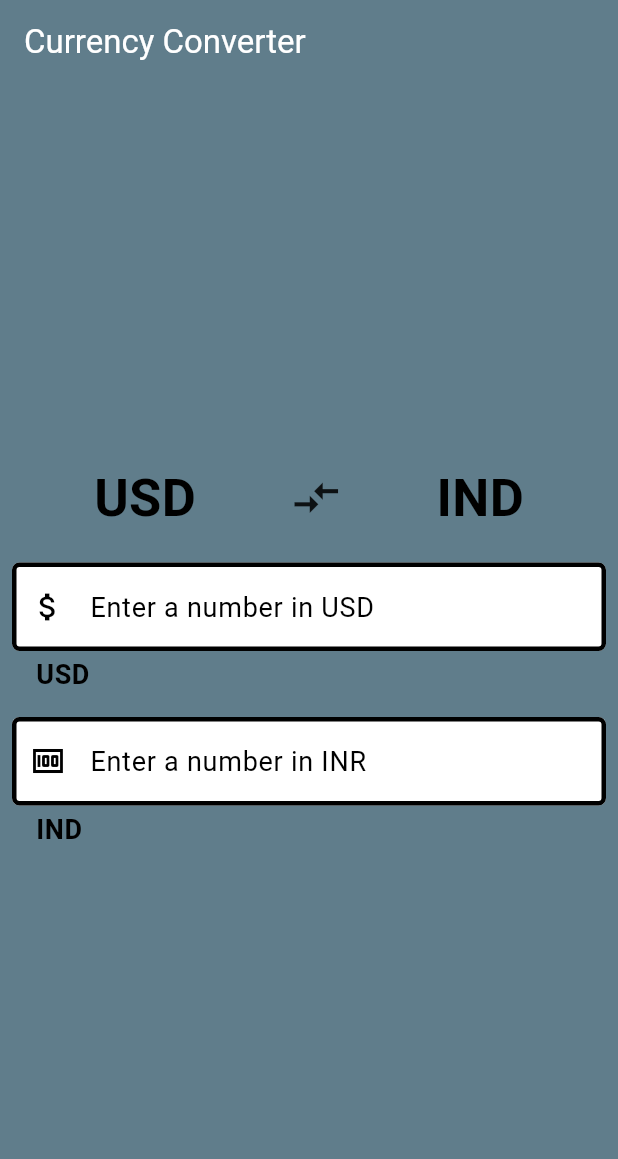
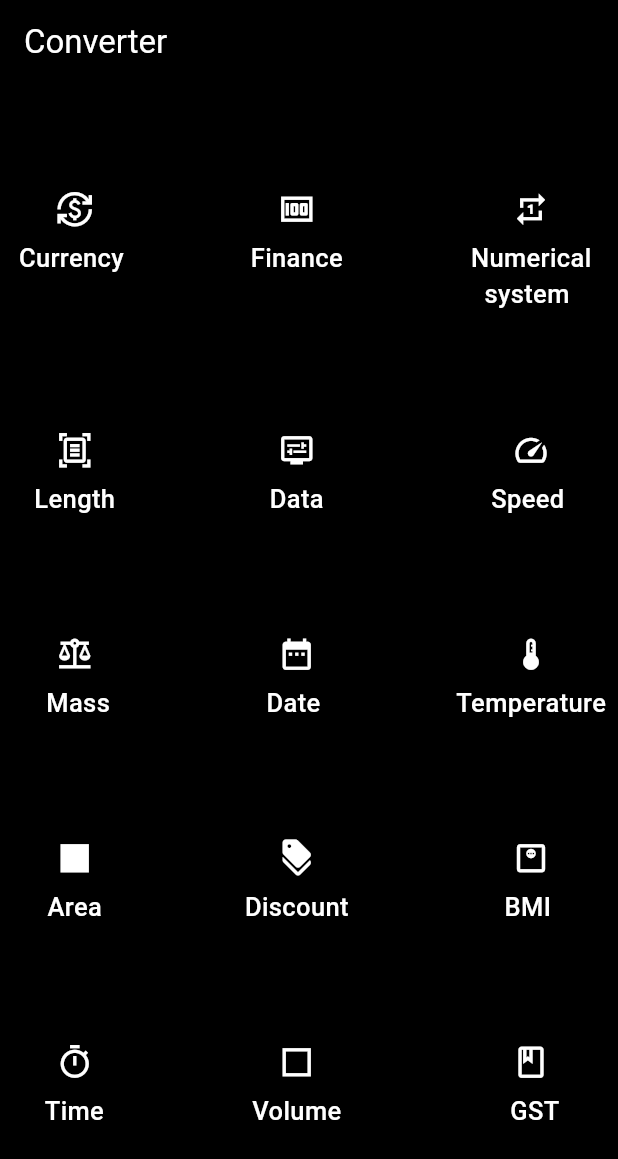
Before and after one commit to saisaran868/currency_convert, a Flutter app: the screen it shows after launch, on a phone screen of 412 x 824 dp. Shown: the top 1159 px of the screen. Run offline on Flutter 3.47's test engine with Material 3 defaults, Android fonts, the phone set to English and light mode, and no system bars.

```diff
--- a/lib/currency_converter_materialpage.dart
+++ /dev/null
@@ -1,149 +0,0 @@
-import 'package:flutter/material.dart';
-
-class CurrencyConverterMaterialPage extends StatefulWidget {
-  const CurrencyConverterMaterialPage({super.key});
-
-  @override
-  State<CurrencyConverterMaterialPage> createState() => _CurrencyConverterMaterialPageState();
-}
-
-class _CurrencyConverterMaterialPageState extends State<CurrencyConverterMaterialPage> {
-  final TextEditingController textEditingControllerUSD = TextEditingController();
-  final TextEditingController textEditingControllerINR = TextEditingController();
- final exchangeRate = 83.94;
-  void _updateFromUSD(String value) {
-    textEditingControllerINR.removeListener(() {});
-
-    double input = double.tryParse(value) ?? 0;
-    double result = input * exchangeRate;
-
-    textEditingControllerINR.text = result.toStringAsFixed(2);
-
-    textEditingControllerINR.addListener(() {});
-  }
-
-  void _updateFromINR(String value) {
-    textEditingControllerUSD.removeListener(() {});
-
-    double input = double.tryParse(value) ?? 0;
-    double result = input / exchangeRate;
-
-    textEditingControllerUSD.text = result.toStringAsFixed(2);
-
-    textEditingControllerUSD.addListener(() {});
-  }
-
-  @override
-  Widget build(BuildContext context) {
-    final border = OutlineInputBorder(
-      borderSide: const BorderSide(
-        color: Colors.black,
-        width: 3.0,
-        style: BorderStyle.solid,
-      ),
-      borderRadius: BorderRadius.circular(5),
-    );
-
-    return Scaffold(
-      backgroundColor: Colors.blueGrey,
-      appBar: AppBar(
-        backgroundColor: Colors.blueGrey,
-        elevation: 0,
-        title: const Text(
-          'Currency Converter',
-          style: TextStyle(color: Colors.white),
-        ),
-      ),
-      body: Center(
-        child: Column(
-          mainAxisAlignment: MainAxisAlignment.center,
-          children: [
-            const Row(
-              mainAxisAlignment: MainAxisAlignment.spaceEvenly,
-              children: [
-                Text(
-                  "USD",
-                  style: TextStyle(
-                    fontSize: 35,
-                    fontWeight: FontWeight.bold,
-                    color: Colors.black,
-                  ),
-                ),
-                Icon(
-                  Icons.compare_arrows,
-                  size: 35,
-                ),
-                Text(
-                  "IND",
-                  style: TextStyle(
-                    fontSize: 35,
-                    fontWeight: FontWeight.bold,
-                    color: Colors.black,
-                  ),
-                ),
-              ],
-            ),
-            const SizedBox(height: 10,),
-            Container(
-              padding: const EdgeInsets.all(8.0),
-              child: TextField(
-                controller: textEditingControllerUSD,
-                onChanged: _updateFromUSD,
-                style: const TextStyle(color: Colors.black),
-                decoration: InputDecoration(
-
-                  helperText:'USD',
-                  helperStyle: const TextStyle(
-                    color: Colors.black,
-                    fontSize: 18,
-                    fontWeight: FontWeight.bold,
-                  ),
-                  hintText: 'Enter a number in USD',
-                  hintStyle: const TextStyle(
-                    color: Colors.black,
-                    fontSize: 18,
-                  ),
-                  prefixIcon: const Icon(Icons.attach_money),
-                  prefixIconColor: Colors.black,
-                  filled: true,
-                  fillColor: Colors.white,
-                  focusedBorder: border,
-                  enabledBorder: border,
-                ),
-                keyboardType: const TextInputType.numberWithOptions(decimal: true),
-              ),
-            ),
-            Container(
-              padding: const EdgeInsets.all(8.0),
-              child: TextField(
-                controller: textEditingControllerINR,
-                onChanged: _updateFromINR,
-                style: const TextStyle(color: Colors.black),
-                decoration: InputDecoration(
-                  helperText:'IND',
-                  helperStyle: const TextStyle(
-                    color: Colors.black,
-                    fontSize: 18,
-                    fontWeight: FontWeight.bold,
-                  ),
-                  hintText: 'Enter a number in INR',
-                  hintStyle: const TextStyle(
-                    color: Colors.black,
-                    fontSize: 18,
-                  ),
-                  prefixIcon: const Icon(Icons.money),
-                  prefixIconColor: Colors.black,
-                  filled: true,
-                  fillColor: Colors.white,
-                  focusedBorder: border,
-                  enabledBorder: border,
-                ),
-                keyboardType: const TextInputType.numberWithOptions(decimal: true),
-              ),
-            ),
-          ],
-        ),
-      ),
-    );
-  }
-}
--- a/lib/main.dart
+++ b/lib/main.dart
@@ -1,5 +1,7 @@
-import 'package:currency_convert/currency_converter_materialpage.dart';
 import 'package:flutter/material.dart';
+
+import 'main_pages/all_converter_pages.dart';
+
 
 void main(){
   runApp(const MyApp());
@@ -13,7 +15,7 @@ class MyApp extends StatelessWidget{
 
     return const MaterialApp(
       debugShowCheckedModeBanner: false,
-      home: CurrencyConverterMaterialPage(),
+      home: AllConverterPages(),
 
     );
   }
--- /dev/null
+++ b/lib/main_pages/all_converter_pages.dart
@@ -0,0 +1,203 @@
+import 'package:currency_convert/volume_pages/volume_of_sphere_calculator.dart';
+import 'package:flutter/material.dart';
+
+import 'converter_types.dart';
+import '../currency_page/currency_converter_materialpage.dart';
+
+class AllConverterPages extends StatefulWidget {
+  const AllConverterPages({super.key});
+
+  @override
+  State<AllConverterPages> createState() => _AllConverterPagesState();
+}
+
+class _AllConverterPagesState extends State<AllConverterPages> {
+  @override
+  Widget build(BuildContext context) {
+    return Scaffold(
+        backgroundColor: Colors.black,
+        appBar: AppBar(
+        backgroundColor: Colors.black,
+        elevation: 0,
+        title:  const Text(
+        'Converter',
+        style: TextStyle(color: Colors.white),
+    ),
+    ),
+
+      body: Row(
+        mainAxisAlignment: MainAxisAlignment.spaceBetween,
+        children: [
+          Column(
+            mainAxisAlignment: MainAxisAlignment.spaceEvenly,
+            children: [
+              GestureDetector(
+                onTap: () {
+                  Navigator.push(context, MaterialPageRoute(builder : (context) => const  CurrencyConverterMaterialPage()));
+                },
+                child:const  ConverterTypes(
+                  icon1: Icons.currency_exchange,
+                  converterName: " Currency  \n ",
+                ),
+              ),
+
+              GestureDetector(
+                onTap: () {
+                  //Navigator.push(context, MaterialPageRoute(builder : (context) => const  VolumeOfSphereCalculator()));
+                },
+                child:const  ConverterTypes(
+                  icon1: Icons.document_scanner_outlined,
+                  converterName: "Length",
+                ),
+              ),
+
+              GestureDetector(
+                onTap: () {
+                  // Navigator.push(context, MaterialPageRoute(builder : (context) => const  VolumeOfSphereCalculator()));
+                },
+                child:const  ConverterTypes(
+                  icon1: Icons.balance,
+                  converterName: "    Mass   ",
+                ),
+              ),
+
+              GestureDetector(
+                onTap: () {
+                  //Navigator.push(context, MaterialPageRoute(builder : (context) => const  CurrencyConverterMaterialPage()));
+                },
+                child:const  ConverterTypes(
+                  icon1: Icons.square,
+                  converterName: "  Area  ",
+                ),
+              ),
+
+              GestureDetector(
+                onTap: () {
+                  //  Navigator.push(context, MaterialPageRoute(builder : (context) => const  VolumeOfSphereCalculator()));
+                },
+                child:const  ConverterTypes(
+                  icon1: Icons.timer_outlined,
+                  converterName: " Time ",
+                ),
+              ),
+
+            ],
+          ),
+
+          Column(
+             mainAxisAlignment: MainAxisAlignment.spaceEvenly,
+
+            children: [
+              GestureDetector(
+                onTap: () {
+                  //   Navigator.push(context, MaterialPageRoute(builder : (context) => const  VolumeOfSphereCalculator()));
+                },
+                child:const  ConverterTypes(
+                  icon1: Icons.money_outlined,
+                  converterName: "  Finance  \n ",
+                ),
+              ),
+
+              GestureDetector(
+                onTap: () {
+                  // Navigator.push(context, MaterialPageRoute(builder : (context) => const  CurrencyConverterMaterialPage()));
+                },
+                child:const  ConverterTypes(
+                  icon1: Icons.display_settings,
+                  converterName: " Data ",
+                ),
+              ),
+
+              GestureDetector(
+                onTap: () {
+                  // Navigator.push(context, MaterialPageRoute(builder : (context) => const  VolumeOfSphereCalculator()));
+                },
+                child:const  ConverterTypes(
+                  icon1: Icons.date_range,
+                  converterName: "   Date    ",
+                ),
+              ),
+
+              GestureDetector(
+                onTap: () {
+                  // Navigator.push(context, MaterialPageRoute(builder : (context) => const  VolumeOfSphereCalculator()));
+                },
+                child:const  ConverterTypes(
+                  icon1: Icons.discount_rounded,
+                  converterName: "Discount",
+                ),
+              ),
+
+              GestureDetector(
+                onTap: () {
+                  Navigator.push(context, MaterialPageRoute(builder : (context) => const  VolumeOfSphereCalculator()));
+                },
+                child:const  ConverterTypes(
+                  icon1: Icons.check_box_outline_blank_sharp,
+                  converterName: "Volume",
+                ),
+              ),
+
+            ],
+          ),
+
+          Column(
+            mainAxisAlignment: MainAxisAlignment.spaceEvenly,
+            children: [
+              GestureDetector(
+                onTap: () {
+                  // Navigator.push(context, MaterialPageRoute(builder : (context) => const  VolumeOfSphereCalculator()));
+                },
+                child:const  ConverterTypes(
+                  icon1: Icons.repeat_one,
+                  converterName: " Numerical \n   system",
+                ),
+              ),
+
+              GestureDetector(
+                onTap: () {
+                  //Navigator.push(context, MaterialPageRoute(builder : (context) => const  VolumeOfSphereCalculator()));
+                },
+                child:const  ConverterTypes(
+                  icon1: Icons.speed,
+                  converterName: "Speed ",
+                ),
+              ),
+
+              GestureDetector(
+                onTap: () {
+                  // Navigator.push(context, MaterialPageRoute(builder : (context) => const  CurrencyConverterMaterialPage()));
+                },
+                child:const  ConverterTypes(
+                  icon1: Icons.thermostat,
+                  converterName: "Temperature",
+                ),
+              ),
+
+              GestureDetector(
+                onTap: () {
+                  Navigator.push(context, MaterialPageRoute(builder : (context) => const  VolumeOfSphereCalculator()));
+                },
+                child:const  ConverterTypes(
+                  icon1: Icons.monitor_weight_outlined,
+                  converterName: "  BMI   ",
+                ),
+              ),
+
+              GestureDetector(
+                onTap: () {
+                  Navigator.push(context, MaterialPageRoute(builder : (context) => const  VolumeOfSphereCalculator()));
+                },
+                child:const  ConverterTypes(
+                  icon1: Icons.book_outlined,
+                  converterName: "  GST ",
+                ),
+              ),
+            ],
+
+          ),
+        ],
+      ),
+    );
+  }
+}
--- /dev/null
+++ b/lib/main_pages/converter_types.dart
@@ -0,0 +1,35 @@
+import 'package:flutter/material.dart';
+class ConverterTypes extends StatelessWidget {
+  final IconData icon1;
+  final String converterName;
+  const ConverterTypes({super.key,
+    required this.icon1,
+    required this.converterName,
+  });
+
+  @override
+  Widget build(BuildContext context) {
+    return   SizedBox(
+      child:  Padding(
+        padding: const  EdgeInsets.all(8.0),
+        child:  Column(
+          children: [
+
+            Icon(icon1, size: 25,color: Colors.white,
+            ),
+            const SizedBox(height: 8,
+            ),
+
+            Text(converterName ,style: const TextStyle(
+              fontSize: 17,
+              color:Colors.white,
+              fontWeight: FontWeight.w500,
+            ),
+            ),
+
+          ],
+        ),
+      ),
+    );
+  }
+}
```
Also changed, not shown: lib/currency_page/currency_converter_materialpage.dart (added, +178 -0 lines), lib/volume_pages/volume_of_sphere_calculator.dart (added, +111 -0 lines), 1 other file.
